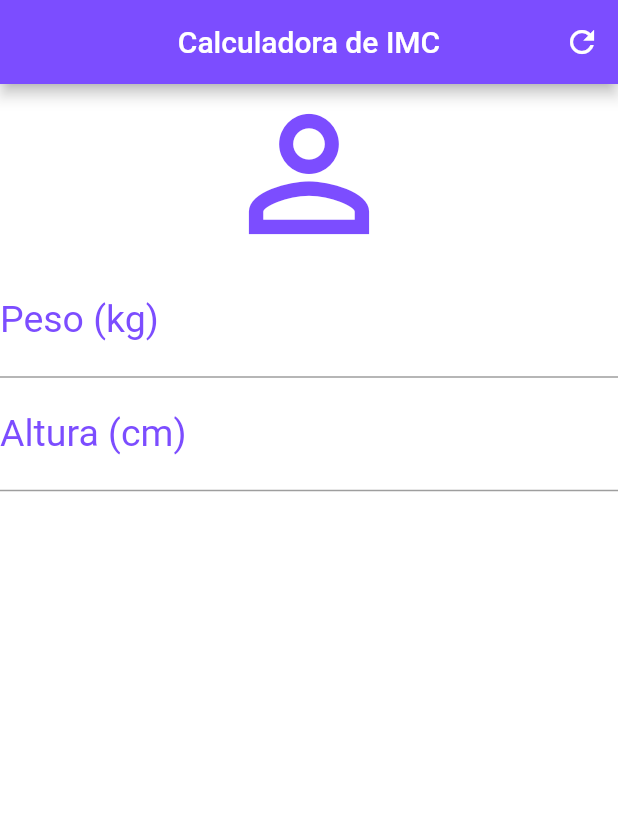
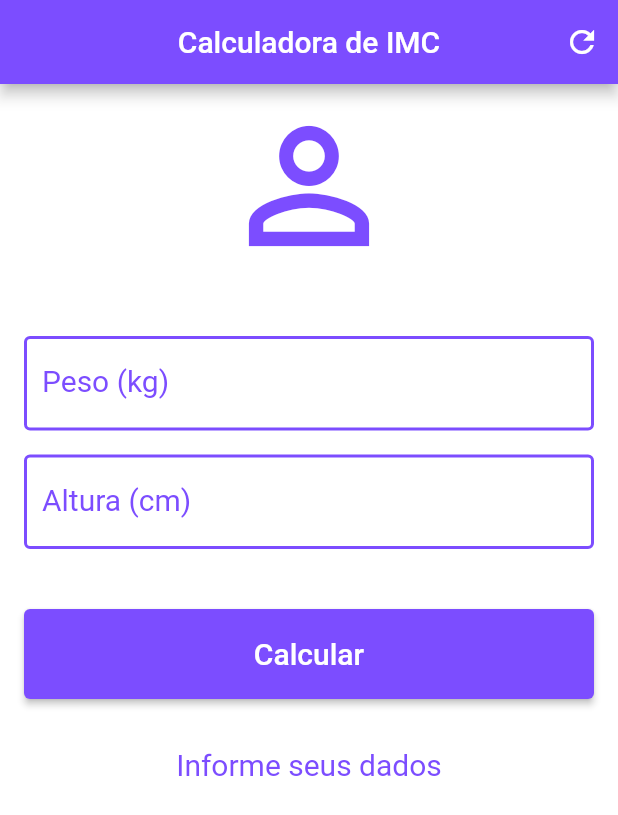
Before and after one commit to basegiojunior/fl-calculadora-imc, a Flutter app: the screen it shows after launch, after a tap on the "refresh" icon, on a phone screen of 412 x 824 dp. Shown: the top 815 px of the screen. Run offline on Flutter 3.47's test engine with Material 2 defaults, Android fonts, the phone set to English and light mode, and no system bars.

```diff
--- a/lib/main.dart
+++ b/lib/main.dart
@@ -12,6 +12,42 @@ class Home extends StatefulWidget {
 }
 
 class _HomeState extends State<Home> {
+  TextEditingController weightController = TextEditingController();
+  TextEditingController heightController = TextEditingController();
+
+  String _infoText = "Informe seus dados";
+
+  void _resetFields() {
+    weightController.text = "";
+    heightController.text = "";
+
+    setState(() {
+      _infoText = "Informe seus dados";
+    });
+  }
+
+  void _calculate() {
+    double weight = double.parse(weightController.text);
+    double height = double.parse(heightController.text) / 100;
+    double imc = weight / (height * height);
+
+    setState(() {
+      if (imc < 18.6) {
+        _infoText = "Abaixo do peso (${imc.toStringAsPrecision(3)})";
+      } else if (imc >= 18.6 && imc < 24.9) {
+        _infoText = "Peso ideal (${imc.toStringAsPrecision(3)})";
+      } else if (imc >= 24.9 && imc < 29.9) {
+        _infoText = "Levemente acima do peso (${imc.toStringAsPrecision(3)})";
+      } else if (imc >= 29.9 && imc < 34.9) {
+        _infoText = "Obesidade grau I (${imc.toStringAsPrecision(3)})";
+      } else if (imc >= 34.9 && imc < 39.9) {
+        _infoText = "Obesidade grau II (${imc.toStringAsPrecision(3)})";
+      } else if (imc >= 40) {
+        _infoText = "Obesidade grau III (${imc.toStringAsPrecision(3)})";
+      }
+    });
+  }
+
   @override
   Widget build(BuildContext context) {
     return Scaffold(
@@ -19,28 +55,80 @@ class _HomeState extends State<Home> {
         title: Text("Calculadora de IMC"),
         centerTitle: true,
         backgroundColor: Colors.deepPurpleAccent,
-        actions: [IconButton(icon: Icon(Icons.refresh), onPressed: () {})],
+        actions: [
+          IconButton(icon: Icon(Icons.refresh), onPressed: _resetFields)
+        ],
       ),
       backgroundColor: Colors.white,
-      body: Column(
+      body: SingleChildScrollView(
+        padding: EdgeInsets.fromLTRB(16, 8, 16, 0),
+        child: Column(
           crossAxisAlignment: CrossAxisAlignment.stretch,
           children: [
-          Icon(Icons.person_outline, size: 120, color: Colors.deepPurpleAccent),
-          TextField(
+            Padding(
+              padding: const EdgeInsets.only(bottom: 32, top: 0),
+              child: Icon(Icons.person_outline,
+                  size: 120, color: Colors.deepPurpleAccent),
+            ),
+            Padding(
+              padding: const EdgeInsets.only(top: 8, bottom: 8),
+              child: TextField(
                 keyboardType: TextInputType.number,
                 decoration: InputDecoration(
+                    focusedBorder: OutlineInputBorder(
+                        borderSide: BorderSide(
+                            color: Colors.deepPurpleAccent, width: 2)),
+                    enabledBorder: OutlineInputBorder(
+                        borderSide: BorderSide(
+                            color: Colors.deepPurpleAccent, width: 2)),
                     labelText: "Peso (kg)",
                     labelStyle: TextStyle(color: Colors.deepPurpleAccent)),
                 textAlign: TextAlign.center,
-              style: TextStyle(color: Colors.deepPurpleAccent, fontSize: 25)),
-          TextField(
+                style: TextStyle(color: Colors.deepPurpleAccent, fontSize: 20),
+                controller: weightController,
+              ),
+            ),
+            Padding(
+              padding: const EdgeInsets.only(top: 8, bottom: 8),
+              child: TextField(
                 keyboardType: TextInputType.number,
                 decoration: InputDecoration(
+                    focusedBorder: OutlineInputBorder(
+                        borderSide: BorderSide(
+                            color: Colors.deepPurpleAccent, width: 2)),
+                    enabledBorder: OutlineInputBorder(
+                        borderSide: BorderSide(
+                            color: Colors.deepPurpleAccent, width: 2)),
                     labelText: "Altura (cm)",
                     labelStyle: TextStyle(color: Colors.deepPurpleAccent)),
                 textAlign: TextAlign.center,
-              style: TextStyle(color: Colors.deepPurpleAccent, fontSize: 25))
+                style: TextStyle(color: Colors.deepPurpleAccent, fontSize: 20),
+                controller: heightController,
+              ),
+            ),
+            Padding(
+              padding: const EdgeInsets.only(top: 32, bottom: 32),
+              child: Container(
+                height: 60,
+                child: ElevatedButton(
+                  onPressed: _calculate,
+                  style: ButtonStyle(
+                      backgroundColor:
+                          MaterialStateProperty.all(Colors.deepPurpleAccent)),
+                  child: Text(
+                    "Calcular",
+                    style: TextStyle(color: Colors.white, fontSize: 20),
+                  ),
+                ),
+              ),
+            ),
+            Text(
+              _infoText,
+              style: TextStyle(color: Colors.deepPurpleAccent, fontSize: 20),
+              textAlign: TextAlign.center,
+            )
           ],
+        ),
       ),
     );
   }
```
Lines whose indentation alone changed are shown as unchanged.
